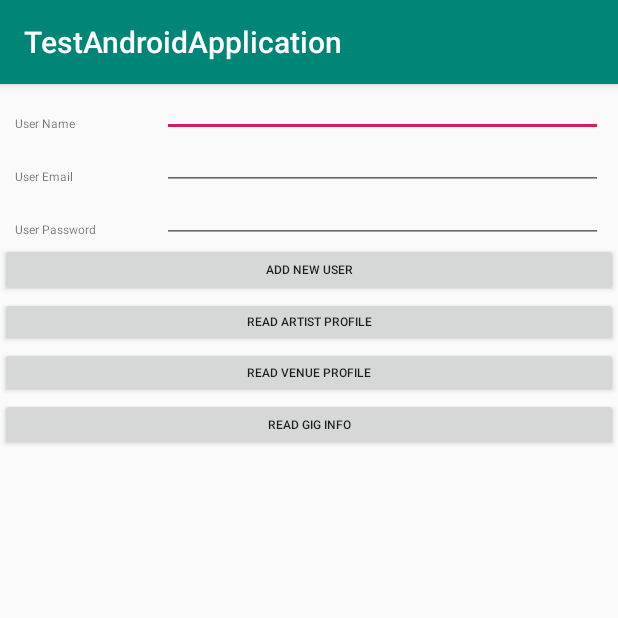
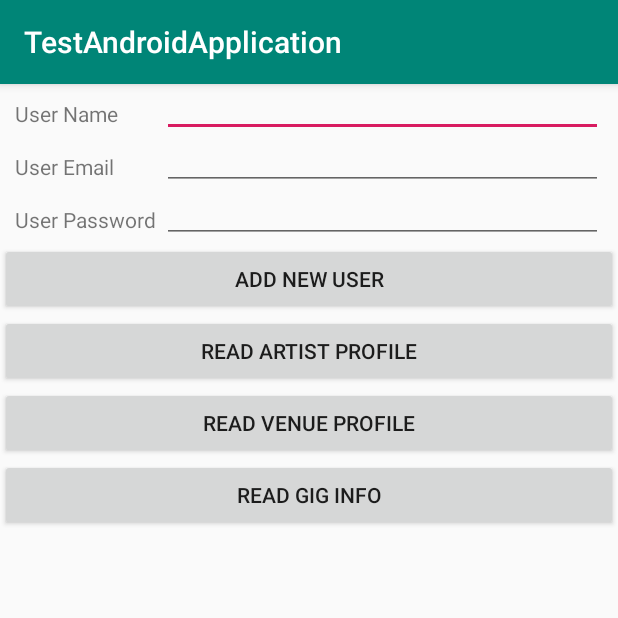
Before and after one commit to emma-boardman/android-group-project, an Android app: the ReferenceHttpAsyncTasksForUI screen opened directly, with no data from a screen before it, on a phone screen of 412 x 824 dp, the top half of it. Run offline under Robolectric (Android 15) with nearby library versions, the phone set to English and light mode, and no system bars.

```diff
--- a/app/src/main/java/com/example/testandroidapplication/objects/Gig.java
+++ b/app/src/main/java/com/example/testandroidapplication/objects/Gig.java
@@ -45,16 +45,16 @@ public class Gig {
         try {
 
             String stringDate = jsonObject.getString("Gig_Date");
-            DateTimeFormatter formatterDate = DateTimeFormatter.ofPattern("yyyy-MM-dd");
+            DateTimeFormatter formatterDate = DateTimeFormatter.ISO_LOCAL_DATE;
             String stringStartTime = jsonObject.getString("Start_Time");
             String stringEndTime = jsonObject.getString("End_Time");
-            DateTimeFormatter formatterTime = DateTimeFormatter.ofPattern("k:m");
+            DateTimeFormatter formatterTime = DateTimeFormatter.ISO_LOCAL_TIME;
 
             gig.date = LocalDate.parse(stringDate, formatterDate);
             gig.userIDArtist = jsonObject.getInt("Artist_Id");
             gig.userIDVenue = jsonObject.getInt("Venue_Id");
             gig.startTime = LocalTime.parse(stringStartTime, formatterTime);
-            gig.endTime = LocalTime.parse(stringEndTime, formatterDate);
+            gig.endTime = LocalTime.parse(stringEndTime, formatterTime);
 
 
         } catch (JSONException e){
--- a/app/src/main/res/layout/activity_temp_add_user_to_db.xml
+++ b/app/src/main/res/layout/activity_temp_add_user_to_db.xml
@@ -24,14 +24,15 @@
                 android:layout_height="wrap_content"
                 android:layout_weight="0.25"
                 android:text="@string/user_name"
-                android:textSize="8sp" />
+                android:textSize="14sp" />
 
             <EditText
                 android:id="@+id/txtUserNameAdd"
                 android:layout_width="0dp"
                 android:layout_height="wrap_content"
                 android:layout_weight="0.75"
-                android:ems="10" />
+                android:ems="10"
+                android:textSize="14sp" />
         </LinearLayout>
 
         <LinearLayout
@@ -47,14 +48,15 @@
                 android:layout_height="wrap_content"
                 android:layout_weight="0.25"
                 android:text="@string/user_email"
-                android:textSize="8sp" />
+                android:textSize="14sp" />
 
             <EditText
                 android:id="@+id/txtUserEmailAdd"
                 android:layout_width="0dp"
                 android:layout_height="wrap_content"
                 android:layout_weight="0.75"
-                android:ems="10" />
+                android:ems="10"
+                android:textSize="14sp" />
         </LinearLayout>
 
         <LinearLayout
@@ -70,45 +72,46 @@
                 android:layout_height="wrap_content"
                 android:layout_weight="0.25"
                 android:text="@string/user_password"
-                android:textSize="8sp" />
+                android:textSize="14sp" />
 
             <EditText
                 android:id="@+id/txtUserPasswordAdd"
                 android:layout_width="0dp"
                 android:layout_height="wrap_content"
                 android:layout_weight="0.75"
-                android:ems="10" />
+                android:ems="10"
+                android:textSize="14sp" />
         </LinearLayout>
 
 
         <Button
             android:id="@+id/createNewUserBtn"
             android:layout_width="match_parent"
-            android:layout_height="36dp"
+            android:layout_height="wrap_content"
             android:text="@string/add_new_user"
-            android:textSize="8sp" />
+            android:textSize="14sp" />
 
 
         <Button
             android:id="@+id/readArtistProfileBtn"
             android:layout_width="match_parent"
-            android:layout_height="33dp"
+            android:layout_height="wrap_content"
             android:text="read artist profile"
-            android:textSize="8sp" />
+            android:textSize="14sp" />
 
         <Button
             android:id="@+id/readVenueProfileBtn"
             android:layout_width="match_parent"
-            android:layout_height="34dp"
+            android:layout_height="wrap_content"
             android:text="read venue profile"
-            android:textSize="8sp" />
+            android:textSize="14sp" />
 
         <Button
             android:id="@+id/readGigInfoBtn"
             android:layout_width="match_parent"
-            android:layout_height="35dp"
+            android:layout_height="wrap_content"
             android:text="read gig info"
-            android:textSize="8sp" />
+            android:textSize="14sp" />
 
 
 
```
